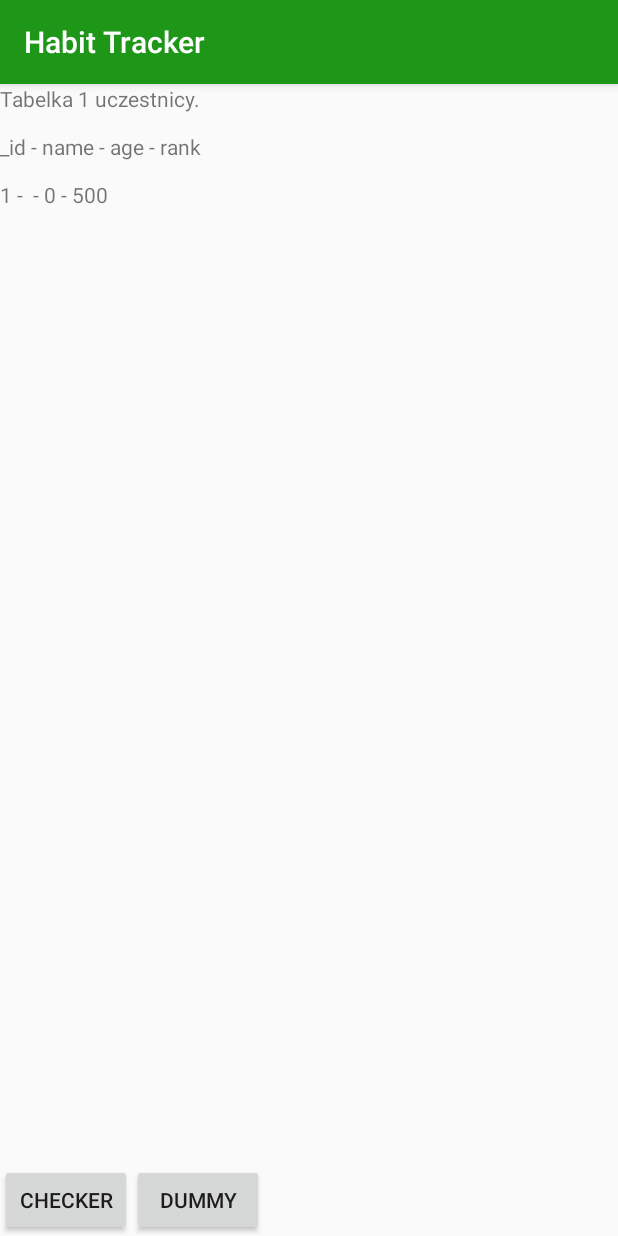
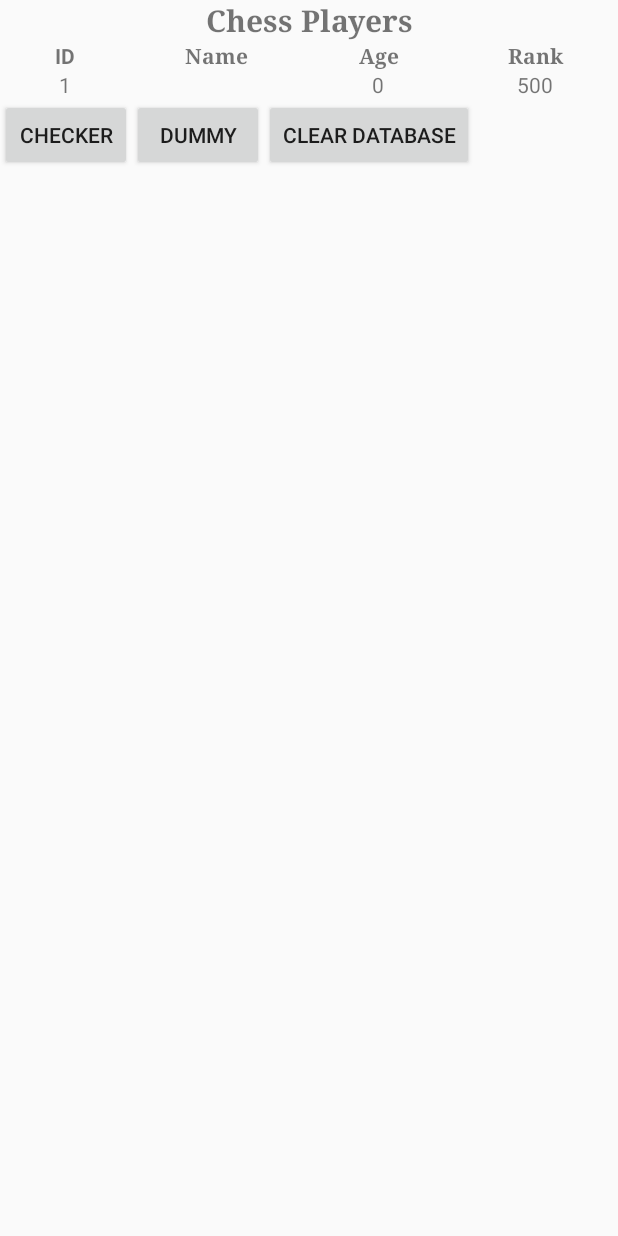
Before and after one commit to Wiktorl4z/Habit-Tracker, an Android app: the screen it shows after launch (CatalogActivity before the commit, ParticipantsActivity after it), after a tap on "SIGN UP", on a phone screen of 412 x 824 dp. Run offline under Robolectric (Android 15) with nearby library versions, the phone set to English and light mode, and no system bars.

Commit message:
Created participants database + layout

```diff
--- a/app/src/main/AndroidManifest.xml
+++ b/app/src/main/AndroidManifest.xml
@@ -9,7 +9,7 @@
         android:roundIcon="@mipmap/ic_launcher"
         android:label="@string/app_name"
         android:supportsRtl="true"
-        android:theme="@style/AppTheme"
+        android:theme="@style/NoActionBar"
         tools:ignore="GoogleAppIndexingWarning">
         <activity android:name=".MainActivity">
             <intent-filter>
@@ -18,6 +18,6 @@
                 <category android:name="android.intent.category.LAUNCHER" />
             </intent-filter>
         </activity>
-        <activity android:name=".CatalogActivity"/>
+        <activity android:name=".ParticipantsActivity"/>
     </application>
 </manifest>
--- a/app/src/main/java/com/example/l4z/habittracker/MainActivity.java
+++ b/app/src/main/java/com/example/l4z/habittracker/MainActivity.java
@@ -3,7 +3,6 @@ package com.example.l4z.habittracker;
 import android.content.ContentValues;
 import android.content.Intent;
 import android.database.sqlite.SQLiteDatabase;
-import android.database.sqlite.SQLiteOpenHelper;
 import android.support.v7.app.AppCompatActivity;
 import android.os.Bundle;
 import android.util.Log;
@@ -21,61 +20,60 @@ public class MainActivity extends AppCompatActivity {
     /**
      * EditText field to enter the Username
      */
-    EditText mUserName;
+    private EditText mUserName;
 
     /**
      * EditText field to enter the age
      */
-    EditText mUserAge;
+    private EditText mUserAge;
 
     /**
      * CheckBox field to set user rank 500
      */
-    CheckBox mCheckBox5;
+    private CheckBox mCheckBox5;
 
     /**
      * CheckBox field to set user rank 1000
      */
-    CheckBox mCheckBox10;
+    private CheckBox mCheckBox10;
 
     /**
      * CheckBox field to set user rank 1500
      */
-    CheckBox mCheckBox15;
+    private CheckBox mCheckBox15;
 
     /**
      * CheckBox field to set user rank 2000
      */
-    CheckBox mCheckBox20;
+    private CheckBox mCheckBox20;
 
     /**
      * Button field to quit application
      */
-    Button mButtonQuit;
+    private Button mButtonQuit;
 
+    /**
+     *
+     */
     private ParticipantsDbHelper mDbHelper;
 
     /**
      * Button field to sign up
      */
-    Button mButtonSignUp;
+    private Button mButtonSignUp;
 
     @Override
     protected void onCreate(Bundle savedInstanceState) {
         super.onCreate(savedInstanceState);
         setContentView(R.layout.main_activity);
 
-
         mDbHelper = new ParticipantsDbHelper(this);
-
         mUserName = (EditText) findViewById(R.id.editText_userName);
         mUserAge = (EditText) findViewById(R.id.editText_age);
-
         mCheckBox5 = (CheckBox) findViewById(R.id.checkbox_five);
         mCheckBox10 = (CheckBox) findViewById(R.id.checkbox_ten);
         mCheckBox15 = (CheckBox) findViewById(R.id.checkbox_fifteen);
         mCheckBox20 = (CheckBox) findViewById(R.id.checkbox_twenty);
-
         mButtonQuit = (Button) findViewById(R.id.button_quit);
         mButtonQuit.setOnClickListener(new View.OnClickListener() {
             @Override
@@ -90,30 +88,27 @@ public class MainActivity extends AppCompatActivity {
             @Override
             public void onClick(View v) {
                 insertParticipant();
-                startActivity(new Intent(MainActivity.this,CatalogActivity.class));
+                startActivity(new Intent(MainActivity.this, ParticipantsActivity.class));
             }
         });
-
     }
 
-    private void insertParticipant(){
-
+    private void insertParticipant() {
         String userString = mUserName.getText().toString().trim();
         String userAge = mUserAge.getText().toString().trim();
-
-        SQLiteDatabase db = mDbHelper.getWritableDatabase();
 
         ContentValues values = new ContentValues();
         values.put(ParticipantsContract.ParticipantsEntry.COLUMN_NAME, userString);
         values.put(ParticipantsContract.ParticipantsEntry.COLUMN_AGE, userAge);
 
+        SQLiteDatabase db = mDbHelper.getWritableDatabase();
         long newRowID = db.insert(ParticipantsContract.ParticipantsEntry.TABLE_NAME, null, values);
         Log.v("MainActivity", "New row ID " + newRowID);
 
-        if (newRowID == -1){
-            Toast.makeText(this,"Error with saving ", Toast.LENGTH_SHORT).show();
+        if (newRowID == -1) {
+            Toast.makeText(this, "Error with saving ", Toast.LENGTH_SHORT).show();
         } else {
-            Toast.makeText(this,"Saved with row id: " + newRowID, Toast.LENGTH_SHORT).show();
+            Toast.makeText(this, "Saved with row id: " + newRowID, Toast.LENGTH_SHORT).show();
         }
     }
 }
--- a/app/src/main/java/com/example/l4z/habittracker/CatalogActivity.java
+++ b/app/src/main/java/com/example/l4z/habittracker/ParticipantsActivity.java
@@ -6,13 +6,18 @@ import android.database.sqlite.SQLiteDatabase;
 import android.os.Bundle;
 import android.support.v7.app.AppCompatActivity;
 import android.util.Log;
+import android.view.Gravity;
 import android.view.View;
 import android.widget.Button;
+import android.widget.TableLayout;
+import android.widget.TableRow;
 import android.widget.TextView;
 import android.widget.Toast;
 
 import com.example.l4z.habittracker.date.ParticipantsContract;
 import com.example.l4z.habittracker.date.ParticipantsDbHelper;
+
+import java.util.ArrayList;
 
 import static com.example.l4z.habittracker.date.ParticipantsContract.ParticipantsEntry.COLUMN_AGE;
 import static com.example.l4z.habittracker.date.ParticipantsContract.ParticipantsEntry.COLUMN_NAME;
@@ -21,31 +26,38 @@ import static com.example.l4z.habittracker.date.ParticipantsContract.Participant
 import static com.example.l4z.habittracker.date.ParticipantsContract.ParticipantsEntry._ID;
 
 /**
- * Created by l4z on 11.07.2017.
+ * Created by l4z on 12.07.2017.
  */
 
-public class CatalogActivity extends AppCompatActivity {
+public class ParticipantsActivity extends AppCompatActivity {
 
     private ParticipantsDbHelper mDbHelper;
-
-    TextView mTextViewTable;
-    Button mButtonChecker;
-    Button mButtonDummy;
+    private Button mButtonChecker;
+    private Button mButtonDummy;
+    private Button mButtonClear;
+    private SQLiteDatabase db;
+    private TableLayout tableLayout;
+    private TableRow mTableHeader;
+    private TextView mTextViewHeader;
+    private ArrayList<TableRow> list;
 
     @Override
     protected void onCreate(Bundle savedInstanceState) {
         super.onCreate(savedInstanceState);
-        setContentView(R.layout.table_activity);
+        setContentView(R.layout.desgin);
 
-        mTextViewTable = (TextView) findViewById(R.id.text_view_table);
+        list = new ArrayList<>();
         mButtonChecker = (Button) findViewById(R.id.button_checker);
+        mButtonClear = (Button) findViewById(R.id.button_clear_max);
+        mTableHeader = (TableRow) findViewById(R.id.table_header_main);
+        mTextViewHeader = (TextView) findViewById(R.id.header);
+        tableLayout = (TableLayout) findViewById(R.id.tableLayout1);
         mButtonChecker.setOnClickListener(new View.OnClickListener() {
             @Override
             public void onClick(View v) {
                 displayDatabaseInfo();
             }
         });
-
         mButtonDummy = (Button) findViewById(R.id.button_dummy);
         mButtonDummy.setOnClickListener(new View.OnClickListener() {
             @Override
@@ -55,6 +67,20 @@ public class CatalogActivity extends AppCompatActivity {
             }
         });
 
+        mButtonClear.setOnClickListener(new View.OnClickListener() {
+            @Override
+            public void onClick(View v) {
+                db = mDbHelper.getWritableDatabase();
+                // Deleting data from table
+                db.execSQL("DELETE FROM participants");
+                // Cleaning memory
+                db.execSQL("VACUUM participants");
+                // Deleting data from sqlite_sequence
+                db.execSQL("DELETE FROM sqlite_sequence WHERE name ='participants' ");
+                db.close();
+                displayDatabaseInfo();
+            }
+        });
     }
 
     @Override
@@ -66,12 +92,7 @@ public class CatalogActivity extends AppCompatActivity {
     private void displayDatabaseInfo() {
         // To access our database, we instantiate our subclass of SQLiteOpenHelper
         // and pass the context, which is the current activity.
-
-        // TODO our context information are not in CatalogActivity!
         mDbHelper = new ParticipantsDbHelper(this);
-
-        // Create and/or open a database to read from it
-        SQLiteDatabase db = mDbHelper.getReadableDatabase();
 
         String[] projection = {
                 _ID,
@@ -80,6 +101,8 @@ public class CatalogActivity extends AppCompatActivity {
                 COLUMN_RANK,
         };
 
+        // Create and/or open a database to read from it
+        db = mDbHelper.getReadableDatabase();
         Cursor cursor = db.query(TABLE_NAME,
                 projection,
                 null,
@@ -88,20 +111,13 @@ public class CatalogActivity extends AppCompatActivity {
                 null,
                 null);
 
-
-        // Display the number of rows in the Cursor (which reflects the number of rows in the
-        // pets table in the database).
-        mTextViewTable.setText("Tabelka " + cursor.getCount() + " uczestnicy. \n\n");
-        mTextViewTable.append(_ID
-                + " - " + COLUMN_NAME
-                + " - " + COLUMN_AGE
-                + " - " + COLUMN_RANK + "\n");
-
         try {
             int idColumnIndex = cursor.getColumnIndex(ParticipantsContract.ParticipantsEntry._ID);
             int nameColumnIndex = cursor.getColumnIndex(ParticipantsContract.ParticipantsEntry.COLUMN_NAME);
             int ageColumnIndex = cursor.getColumnIndex(ParticipantsContract.ParticipantsEntry.COLUMN_AGE);
             int rankColumnIndex = cursor.getColumnIndex(ParticipantsContract.ParticipantsEntry.COLUMN_RANK);
+
+            vacuumTable();
 
             while (cursor.moveToNext()) {
                 int currentID = cursor.getInt(idColumnIndex);
@@ -109,12 +125,10 @@ public class CatalogActivity extends AppCompatActivity {
                 int currentAge = cursor.getInt(ageColumnIndex);
                 int currentRank = cursor.getInt(rankColumnIndex);
 
-                mTextViewTable.append(("\n" + currentID
-                        + " - " + currentName
-                        + " - " + currentAge
-                        + " - " + currentRank));
+                TableRow row = createRow(currentID + "", currentName + "", currentAge + "", currentRank + "");
+                list.add(row);
+                tableLayout.addView(row);
             }
-
         } finally {
             // Always close the cursor when you're done reading from it. This releases all its
             // resources and makes it invalid.
@@ -122,16 +136,23 @@ public class CatalogActivity extends AppCompatActivity {
         }
     }
 
+    private void vacuumTable() {
+        for (TableRow row : list) {
+            tableLayout.removeView(row);
+        }
+        list.clear();
+    }
+
     private void insertDummy() {
         ParticipantsDbHelper mDbHelper = new ParticipantsDbHelper(this);
 
-        SQLiteDatabase db = mDbHelper.getWritableDatabase();
         // New value for one column
         ContentValues values = new ContentValues();
-        values.put(COLUMN_NAME, "Wiktor");
-        values.put(COLUMN_AGE, "5");
-        values.put(COLUMN_RANK, "500");
+        values.put(COLUMN_NAME, "Grand Master");
+        values.put(COLUMN_AGE, "65");
+        values.put(COLUMN_RANK, "3000");
 
+        SQLiteDatabase db = mDbHelper.getWritableDatabase();
         long newRowId = db.insert(TABLE_NAME, null, values);
         Log.v("CatalogActivity", "New row ID " + newRowId);
 
@@ -141,4 +162,27 @@ public class CatalogActivity extends AppCompatActivity {
             Toast.makeText(this, "saved with row id: " + newRowId, Toast.LENGTH_SHORT).show();
         }
     }
+
+    public TableRow createRow(String id, String name, String age, String rank) {
+        TableRow row = new TableRow(this);
+        TableRow.LayoutParams lp = new TableRow.LayoutParams(TableRow.LayoutParams.WRAP_CONTENT);
+        row.setLayoutParams(lp);
+        TextView idTv = new TextView(this);
+        idTv.append(id);
+        idTv.setGravity(Gravity.CENTER);
+        TextView nameTv = new TextView(this);
+        nameTv.append(name);
+        nameTv.setGravity(Gravity.CENTER);
+        TextView ageTv = new TextView(this);
+        ageTv.append(age);
+        ageTv.setGravity(Gravity.CENTER);
+        TextView rankTv = new TextView(this);
+        rankTv.append(rank);
+        rankTv.setGravity(Gravity.CENTER);
+        row.addView(idTv);
+        row.addView(nameTv);
+        row.addView(ageTv);
+        row.addView(rankTv);
+        return row;
+    }
 }
--- a/app/src/main/res/layout/desgin.xml
+++ b/app/src/main/res/layout/desgin.xml
@@ -1,8 +1,93 @@
 <?xml version="1.0" encoding="utf-8"?>
+
 <LinearLayout xmlns:android="http://schemas.android.com/apk/res/android"
-    android:orientation="vertical" android:layout_width="match_parent"
-    android:layout_height="match_parent">
+    android:layout_width="match_parent"
+    android:layout_height="wrap_content"
+    android:orientation="vertical">
 
+    <TableLayout xmlns:android="http://schemas.android.com/apk/res/android"
+        android:id="@+id/tableLayout1"
+        android:layout_width="match_parent"
+        android:layout_height="match_parent"
+        android:shrinkColumns="*"
+        android:stretchColumns="*">
 
+        <TableRow
+            android:id="@+id/table_header_main"
+            android:layout_width="match_parent"
+            android:layout_height="wrap_content"
+            android:gravity="center_horizontal">
+
+            <TextView
+                android:id="@+id/header"
+                android:layout_width="match_parent"
+                android:layout_height="wrap_content"
+                android:layout_span="4"
+                android:gravity="center"
+                android:text="@string/chess_players"
+                android:textSize="20dp"
+                android:textStyle="bold"
+                android:typeface="serif" />
+        </TableRow>
+
+        <TableRow
+            android:id="@+id/table_row_one"
+            android:layout_width="wrap_content"
+            android:layout_height="wrap_content">
+
+            <TextView
+                android:id="@+id/textView_id"
+                android:gravity="center"
+                android:text="@string/id"
+                android:textStyle="bold"
+                android:layout_width="match_parent"
+                android:layout_height="match_parent" />
+
+            <TextView
+                android:id="@+id/textView_name"
+                android:gravity="center"
+                android:text="@string/name"
+                android:textStyle="bold"
+                android:typeface="serif" />
+
+            <TextView
+                android:id="@+id/textView_age"
+                android:gravity="center"
+                android:text="@string/age"
+                android:textStyle="bold"
+                android:typeface="serif" />
+
+            <TextView
+                android:id="@+id/textView_rank"
+                android:gravity="center"
+                android:text="@string/rank"
+                android:textStyle="bold"
+                android:typeface="serif" />
+        </TableRow>
+    </TableLayout>
+
+    <LinearLayout
+        android:layout_width="match_parent"
+        android:layout_height="wrap_content"
+        android:orientation="horizontal">
+
+        <Button
+            android:id="@+id/button_checker"
+            android:layout_width="wrap_content"
+            android:layout_height="wrap_content"
+            android:text="@string/checker" />
+
+        <Button
+            android:id="@+id/button_dummy"
+            android:layout_width="wrap_content"
+            android:layout_height="wrap_content"
+            android:text="@string/dummy" />
+
+        <Button
+            android:id="@+id/button_clear_max"
+            android:layout_width="wrap_content"
+            android:layout_height="wrap_content"
+            android:text="@string/clear_database" />
+    </LinearLayout>
 
 </LinearLayout>
--- a/app/src/main/res/layout/main_activity.xml
+++ b/app/src/main/res/layout/main_activity.xml
@@ -6,18 +6,10 @@
     android:background="@color/white"
     android:orientation="vertical">
 
-    <TextView
-        android:layout_width="match_parent"
-        android:layout_height="wrap_content"
-        android:gravity="center"
-        android:text="@string/chess_grand_tourney"
-        android:textColor="@color/dark"
-        android:textSize="40sp" />
-
     <ImageView
         android:layout_width="match_parent"
         android:layout_height="wrap_content"
-        android:background="@drawable/chess_fixed" />
+        android:background="@drawable/baymaon" />
 
     <TextView
         android:layout_width="match_parent"
@@ -26,7 +18,7 @@
         android:paddingLeft="10dp"
         android:text="@string/sign_up_now"
         android:textColor="@color/dark"
-        android:textSize="25sp" />
+        android:textSize="22sp" />
 
     <LinearLayout
         android:layout_width="match_parent"
--- a/app/src/main/res/layout/table_activity.xml
+++ /dev/null
@@ -1,33 +0,0 @@
-<?xml version="1.0" encoding="utf-8"?>
-<LinearLayout xmlns:android="http://schemas.android.com/apk/res/android"
-    android:layout_width="match_parent"
-    android:layout_height="match_parent"
-    android:orientation="vertical">
-
-
-    <TextView
-        android:id="@+id/text_view_table"
-        android:layout_width="match_parent"
-        android:layout_height="match_parent"
-        android:layout_weight="4" />
-
-    <LinearLayout
-        android:layout_width="match_parent"
-        android:layout_height="wrap_content"
-        android:orientation="horizontal">
-
-        <Button
-            android:id="@+id/button_checker"
-            android:layout_width="wrap_content"
-            android:layout_height="wrap_content"
-            android:text="checker" />
-
-        <Button
-            android:id="@+id/button_dummy"
-            android:layout_width="wrap_content"
-            android:layout_height="wrap_content"
-            android:text="dummy" />
-    </LinearLayout>
-
-
-</LinearLayout>
--- a/app/src/main/res/values/strings.xml
+++ b/app/src/main/res/values/strings.xml
@@ -7,4 +7,13 @@
     <string name="sign_up_now">Sign Up Now!</string>
     <string name="chess_grand_tourney">Chess Grand Tourney</string>
     <string name="your_rank">Your rank</string>
+    <string name="checker">checker</string>
+    <string name="dummy">dummy</string>
+    <string name="clear_database">clear Database</string>
+    <string name="title">Chess Players</string>
+    <string name="name">Name</string>
+    <string name="age">Age</string>
+    <string name="rank">Rank</string>
+    <string name="chess_players">Chess Players</string>
+    <string name="id">ID</string>
 </resources>
--- a/app/src/main/res/values/styles.xml
+++ b/app/src/main/res/values/styles.xml
@@ -6,6 +6,16 @@
         <item name="colorPrimary">@color/colorPrimary</item>
         <item name="colorPrimaryDark">@color/colorPrimaryDark</item>
         <item name="colorAccent">@color/colorAccent</item>
+
+    </style>
+
+    <style name="CrazyStyle" parent="Theme.AppCompat.Light.DarkActionBar">
+        <item name="android:textColor">#000000</item>
+    </style>
+
+    <style name = "NoActionBar" parent = "Theme.AppCompat.Light.NoActionBar">
+        <item name = "android:windowActionBar">false</item>
+        <item name = "android:windowNoTitle">true</item>
     </style>
 
 </resources>
```
Also changed, not shown: app/src/main/res/drawable-hdpi/baymaon.png (added), app/src/main/res/drawable-mdpi/baymaon.png (added), app/src/main/res/drawable-xhdpi/baymaon.png (added), app/src/main/res/drawable-xxhdpi/baymaon.png (added), app/src/main/res/drawable-xxxhdpi/baymaon.png (added).
